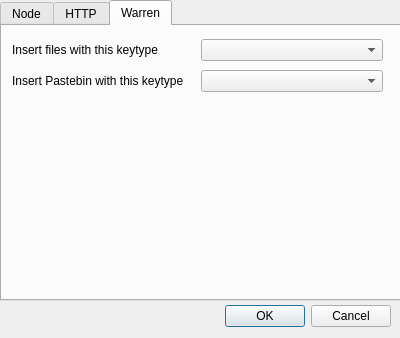
Ratchet/warren, file warren/ui/SettingsDialog.ui: the form before one commit.
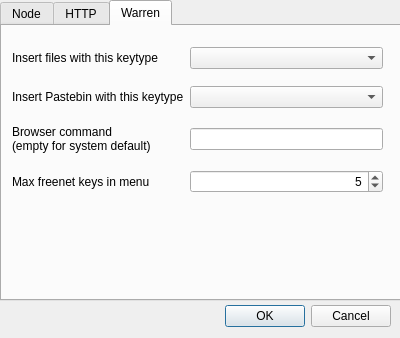
The form after the commit. The open tabs and pages were chosen to show the change.

The edit to the form file:
```diff
--- a/warren/ui/SettingsDialog.ui
+++ b/warren/ui/SettingsDialog.ui
@@ -199,7 +199,7 @@
        <x>10</x>
        <y>10</y>
        <width>371</width>
-       <height>61</height>
+       <height>171</height>
       </rect>
      </property>
      <layout class="QGridLayout" name="gridLayout_3">
@@ -227,6 +227,40 @@
       <item row="1" column="1">
        <widget class="QComboBox" name="pastebin_key_type_box"/>
       </item>
+      <item row="2" column="0">
+       <widget class="QLabel" name="browser_command_label">
+        <property name="text">
+         <string>Browser command
+(empty for system default)</string>
+        </property>
+       </widget>
+      </item>
+      <item row="2" column="1">
+       <widget class="QLineEdit" name="browser_command"/>
+      </item>
+      <item row="3" column="0">
+       <widget class="QLabel" name="max_clipboard_keys_label">
+        <property name="text">
+         <string>Max freenet keys in menu</string>
+        </property>
+       </widget>
+      </item>
+      <item row="3" column="1">
+       <widget class="QSpinBox" name="max_clipboard_keys">
+        <property name="layoutDirection">
+         <enum>Qt::LeftToRight</enum>
+        </property>
+        <property name="alignment">
+         <set>Qt::AlignRight|Qt::AlignTrailing|Qt::AlignVCenter</set>
+        </property>
+        <property name="minimum">
+         <number>1</number>
+        </property>
+        <property name="value">
+         <number>5</number>
+        </property>
+       </widget>
+      </item>
      </layout>
     </widget>
    </widget>
```
Left out of the diff: 27 changed lines with no effect on the pictures.
